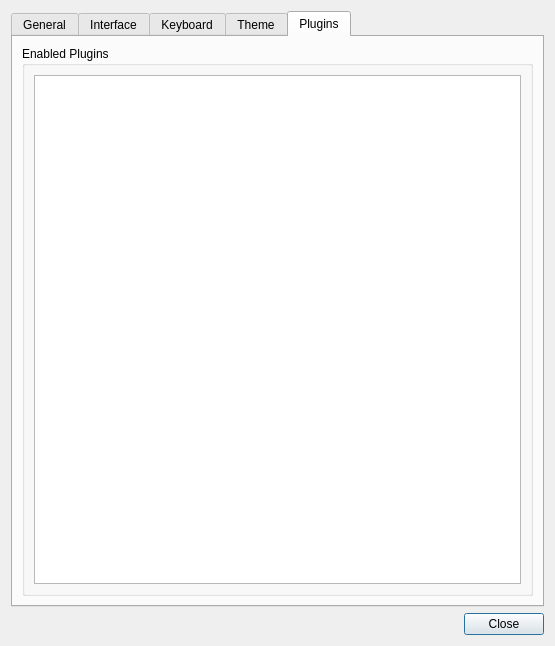
Old version of the form src/tiled/preferencesdialog.ui in the repository mapeditor/tiled.
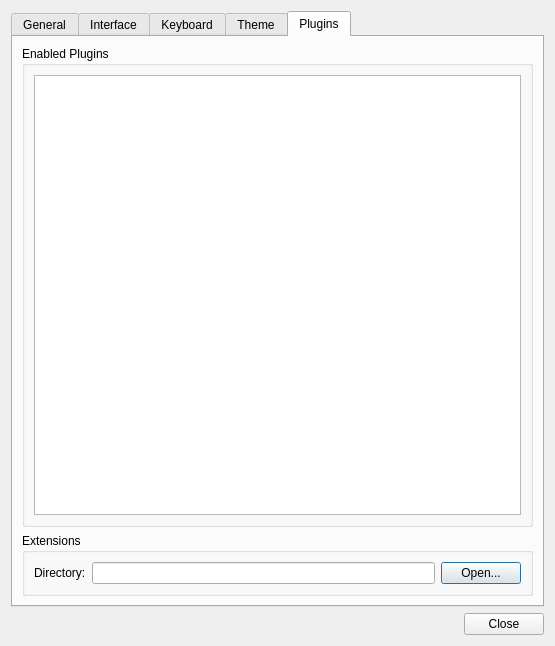
New version of the form. The open tabs and pages were chosen to show the change. Custom widgets are drawn as their Qt base class.

Commit message:
Scripting: Enabled loading multiple scripts as part of "extensions"
Tiled now searches a system-dependent "extensions" path, where each
child folder is considered an extension. The extensions path can be
easily opened from the Preferences > Plugins page.

An extension can contain multiple .js files at its root, all of which
will get evaluated. Extensions can also include icon files, which can
then be used on scripted actions and tools.

Issue #949

```diff
--- a/src/tiled/preferencesdialog.ui
+++ b/src/tiled/preferencesdialog.ui
@@ -382,6 +382,36 @@
          </layout>
         </widget>
        </item>
+       <item>
+        <widget class="QGroupBox" name="groupBox">
+         <property name="title">
+          <string>Extensions</string>
+         </property>
+         <layout class="QHBoxLayout" name="horizontalLayout">
+          <item>
+           <widget class="QLabel" name="extensionsPathLabel">
+            <property name="text">
+             <string>Directory:</string>
+            </property>
+           </widget>
+          </item>
+          <item>
+           <widget class="QLineEdit" name="extensionsPathEdit">
+            <property name="readOnly">
+             <bool>true</bool>
+            </property>
+           </widget>
+          </item>
+          <item>
+           <widget class="QPushButton" name="openExtensionsPathButton">
+            <property name="text">
+             <string>Open...</string>
+            </property>
+           </widget>
+          </item>
+         </layout>
+        </widget>
+       </item>
       </layout>
      </widget>
     </widget>
```
The commit also changes 12 other files.
